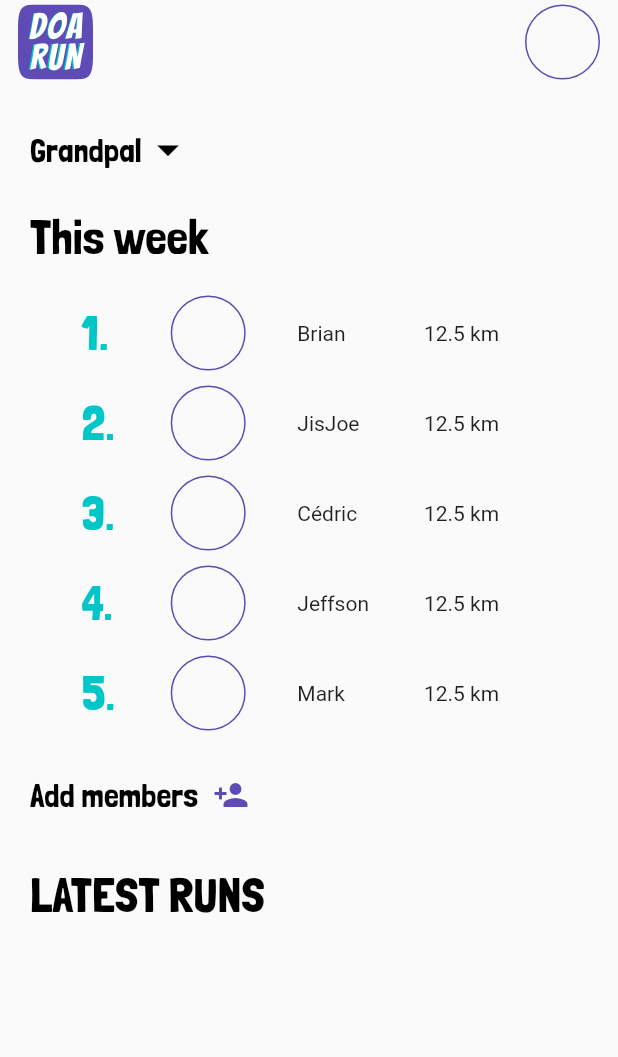
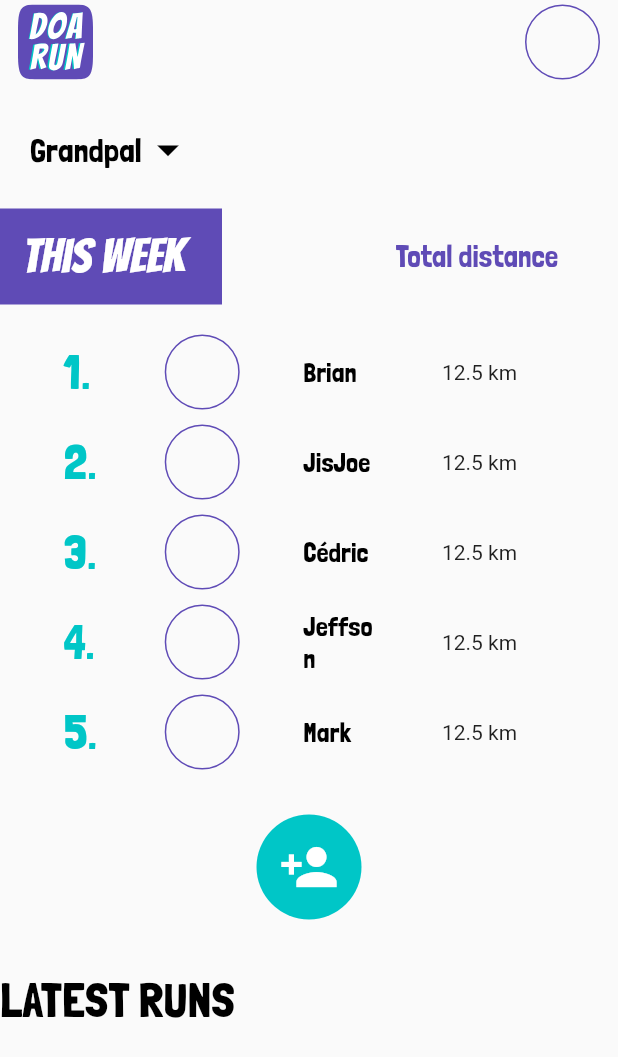
Before and after one commit to dalynewspaper/doarun, a Flutter app: the screen it shows after launch, after a tap on "Sign-in with google", on a phone screen of 412 x 824 dp. Shown: the top 1057 px of the screen. Run offline on Flutter 3.47's test engine with Material 2 defaults, Android fonts, the phone set to English and light mode, and no system bars; drawn by our look-alikes of auto_size_text; our stand-ins replace flutter_spinkit, flutter_svg, get, lottie.

Commit message:
feat: added home screen design

```diff
--- a/lib/screens/home/group_selector.dart
+++ b/lib/screens/home/group_selector.dart
@@ -5,7 +5,9 @@ import 'package:flutter/material.dart';
 class GroupSelector extends StatelessWidget {
   @override
   Widget build(BuildContext context) {
-    return DropdownButton<String>(
+    return Padding(
+      padding: const EdgeInsets.only(left: 20.0),
+      child: DropdownButton<String>(
         value: "Grandpal",
         icon: const Icon(
           Icons.arrow_drop_down_sharp,
@@ -22,6 +24,7 @@ class GroupSelector extends StatelessWidget {
             child: Text(value),
           );
         }).toList(),
+      ),
     );
   }
 }
--- a/lib/screens/home/home.dart
+++ b/lib/screens/home/home.dart
@@ -17,7 +17,7 @@ class Home extends StatelessWidget {
       child: Scaffold(
           appBar: getHomeAppBar(),
           body: Padding(
-            padding: const EdgeInsets.all(20.0),
+            padding: const EdgeInsets.only(top: 20.0, bottom: 20.0),
             child: ListView(
               shrinkWrap: true,
               children: [
--- a/lib/screens/home/ranking.dart
+++ b/lib/screens/home/ranking.dart
@@ -1,8 +1,11 @@
+import 'package:auto_size_text/auto_size_text.dart';
 import 'package:doarun/style/color.dart';
 import 'package:doarun/style/text.dart';
 import 'package:doarun/widgets/profile_picture.dart';
 import 'package:flutter/cupertino.dart';
 import 'package:flutter/material.dart';
+
+import '../../style/color.dart';
 
 class Ranking extends StatelessWidget {
   @override
@@ -10,7 +13,7 @@ class Ranking extends StatelessWidget {
     return Column(
       crossAxisAlignment: CrossAxisAlignment.start,
       children: [
-        Text("This week", style: textStyleH1),
+        _makeHeaderRanking(context),
         Container(height: 10),
         _Board(members: ["Brian", "JisJoe", "Cédric", "Jeffson", "Mark"]),
         Container(height: 30),
@@ -42,7 +45,7 @@ class _Board extends StatelessWidget {
                       child: Text((index + 1).toString() + ".",
                           style: textStyleH1Accent)),
                   ProfilePicture(height: 50, width: 50),
-                  Container(width: 50, child: Text(members[index])),
+                  Container(width: 50, child: AutoSizeText(members[index], style: textStyleNames)),
                   Container(width: 75, child: Text("12.5 km")),
                 ],
               ),
@@ -52,16 +55,50 @@ class _Board extends StatelessWidget {
   }
 }
 
+_makeTitle() {
+  return Container(
+    color: mainColor,
+    child: Padding(
+      padding: const EdgeInsets.fromLTRB(15.0, 15.0, 25.0, 15.0),
+      child: Text("This week", style: textStyleTitle),
+    ),
+  );
+}
+
+_makeHeaderRanking(context) {
+  return Container(
+    width: MediaQuery.of(context).size.width,
+    child: Stack(
+      alignment: AlignmentDirectional.centerStart,
+      children: [
+        _makeTitle(),
+        Positioned(
+            right: 40,
+            child: Text("Total distance", style: textStyleDistance)
+        )
+      ],
+    ),
+  );
+}
+
 class _AddMemberButton extends StatelessWidget {
   @override
   Widget build(BuildContext context) {
     return GestureDetector(
       onTap: () {},
       child: Row(
+        mainAxisAlignment: MainAxisAlignment.center,
         children: [
-          Text("Add members", style: textStyleH2),
-          Container(width: 10),
-          Icon(Icons.person_add, color: mainColor),
+          Container(
+              decoration: BoxDecoration(
+                color: accentColor,
+                borderRadius: BorderRadius.circular(40)
+              ),
+              child: Padding(
+                padding: const EdgeInsets.all(15.0),
+                child: Icon(Icons.person_add, size: 40, color: Colors.white),
+              )
+          ),
         ],
       ),
     );
--- a/lib/style/text.dart
+++ b/lib/style/text.dart
@@ -1,6 +1,7 @@
 import 'package:flutter/cupertino.dart';
 import 'package:flutter/material.dart';
 
+import 'color.dart';
 import 'color.dart';
 
 const TextStyle textStyleH1 = TextStyle(
@@ -29,3 +30,22 @@ const TextStyle textStyleButton = TextStyle(
     color: Colors.white,
     fontStyle: FontStyle.normal,
     fontSize: 16);
+
+const TextStyle textStyleTitle = TextStyle(
+    fontFamily: 'Bangers',
+    color: Colors.white,
+    fontSize: 32);
+
+const TextStyle textStyleDistance = TextStyle(
+    fontFamily: 'Londrina',
+    color: mainColor,
+    fontWeight: FontWeight.w400,
+    fontStyle: FontStyle.normal,
+    fontSize: 20);
+
+const TextStyle textStyleNames = TextStyle(
+    fontFamily: 'Londrina',
+    color: Colors.black,
+    fontWeight: FontWeight.w400,
+    fontStyle: FontStyle.normal,
+    fontSize: 18);
--- a/pubspec.yaml
+++ b/pubspec.yaml
@@ -18,6 +18,7 @@ dependencies:
   flutter_svg: ^0.21.0+1
   lottie: ^1.0.1
   flutter_launcher_icons: ^0.9.0
+  auto_size_text: ^2.1.0
 
 flutter_icons:
   android: "launcher_icon"
@@ -46,3 +47,6 @@ flutter:
     - family: Londrina
       fonts:
         - asset: assets/fonts/LondrinaSolid-Regular.ttf
+    - family: Bangers
+      fonts:
+        - asset: assets/fonts/Bangers-Regular.ttf
```
Lines whose indentation alone changed are shown as unchanged.
